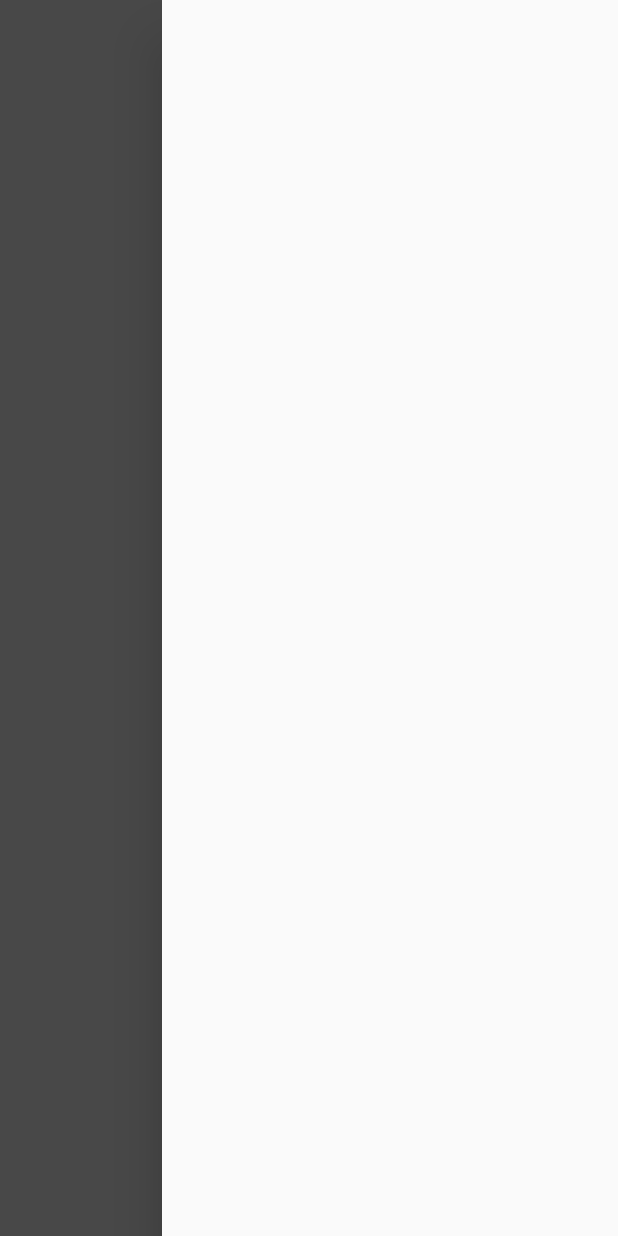
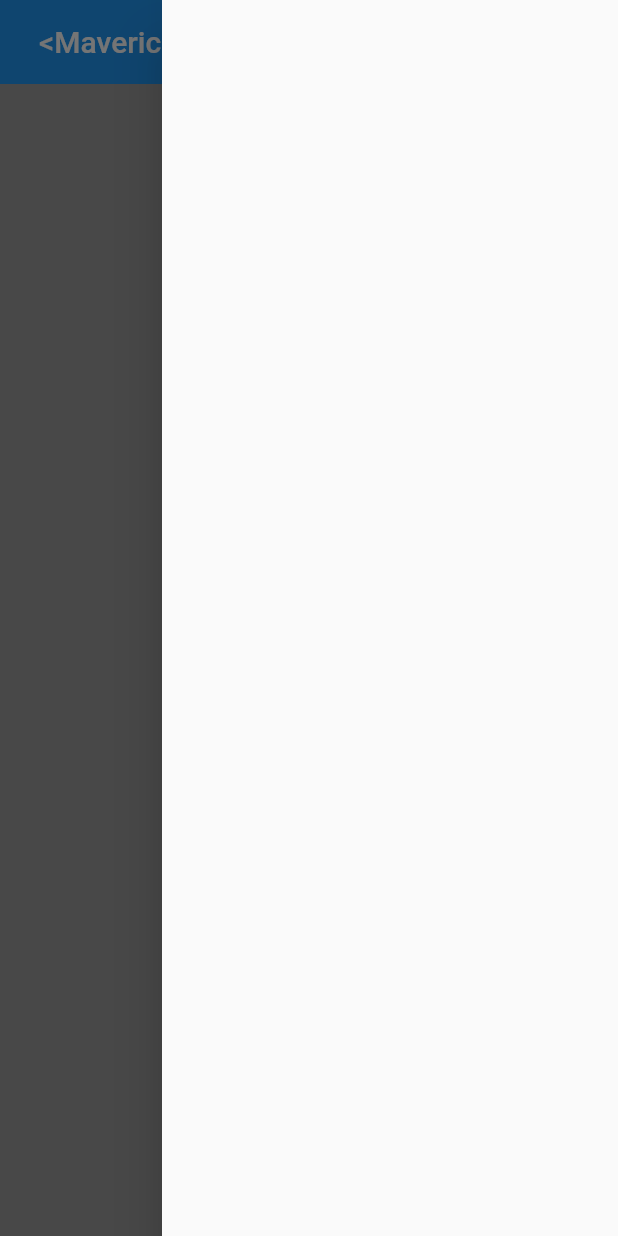
Before and after one commit to Maverick-Wolf/enigma, a Flutter app: the screen it shows after launch, with the side drawer open, on a phone screen of 412 x 824 dp. Run offline on Flutter 3.47's test engine with Material 2 defaults, Android fonts, the phone set to English and light mode, and no system bars; missing offline and left inert: hovering.

Commit message:
made the individual nav bar for both screen

```diff
--- a/lib/layout.dart
+++ b/lib/layout.dart
@@ -1,17 +1,12 @@
 import 'package:enigma/widgets/large_screen.dart';
 import 'package:enigma/widgets/responsiveness.dart';
 import 'package:enigma/widgets/small_screen.dart';
-import 'package:enigma/widgets/top_nav.dart';
 import 'package:flutter/material.dart';
 
 class SiteLayout extends StatelessWidget {
-  final GlobalKey<ScaffoldState> scaffoldKey = GlobalKey();
   @override
   Widget build(BuildContext context) {
     return Scaffold(
-      key: scaffoldKey,
-      // appBar: topNavigationBar(context, key),
-      endDrawer: ResponsiveWidget.isSmallScreen(context) ? Drawer() : null,
       body: ResponsiveWidget(
           largeScreen: LargeScreen(), smallScreen: SmallScreen()),
     );
--- a/lib/widgets/responsiveness.dart
+++ b/lib/widgets/responsiveness.dart
@@ -11,10 +11,10 @@ class ResponsiveWidget extends StatelessWidget {
   ResponsiveWidget({this.largeScreen, this.smallScreen});
 
   static bool isSmallScreen(BuildContext context) =>
-      MediaQuery.of(context).size.width <= mediumScreenSize;
+      MediaQuery.of(context).size.width < mediumScreenSize;
 
   static bool isLargeScreen(BuildContext context) =>
-      MediaQuery.of(context).size.width >= largeScreenSize;
+      MediaQuery.of(context).size.width >= mediumScreenSize;
 
   @override
   Widget build(BuildContext context) {
--- a/lib/widgets/small_screen.dart
+++ b/lib/widgets/small_screen.dart
@@ -1,10 +1,29 @@
 import 'package:flutter/material.dart';
 
-class SmallScreen extends StatelessWidget {
+class SmallScreen extends StatefulWidget {
+  @override
+  _SmallScreenState createState() => _SmallScreenState();
+}
 
+class _SmallScreenState extends State<SmallScreen> {
+  GlobalKey<ScaffoldState> scaffoldKey = GlobalKey<ScaffoldState>();
   @override
   Widget build(BuildContext context) {
     return Scaffold(
+      endDrawer: Drawer(),
+      key: scaffoldKey,
+      appBar: AppBar(
+        iconTheme: IconThemeData(color: Colors.black),
+        elevation: 0.0,
+        title: Row(
+          children: [
+            SizedBox(
+              width: 10.0,
+            ),
+            Text("<Maverick Wolf/>"),
+          ],
+        ),
+      ),
       body: Container(
         color: Colors.grey,
       ),
```
Also changed, not shown: lib/widgets/large_screen.dart (+91 -12 lines).
